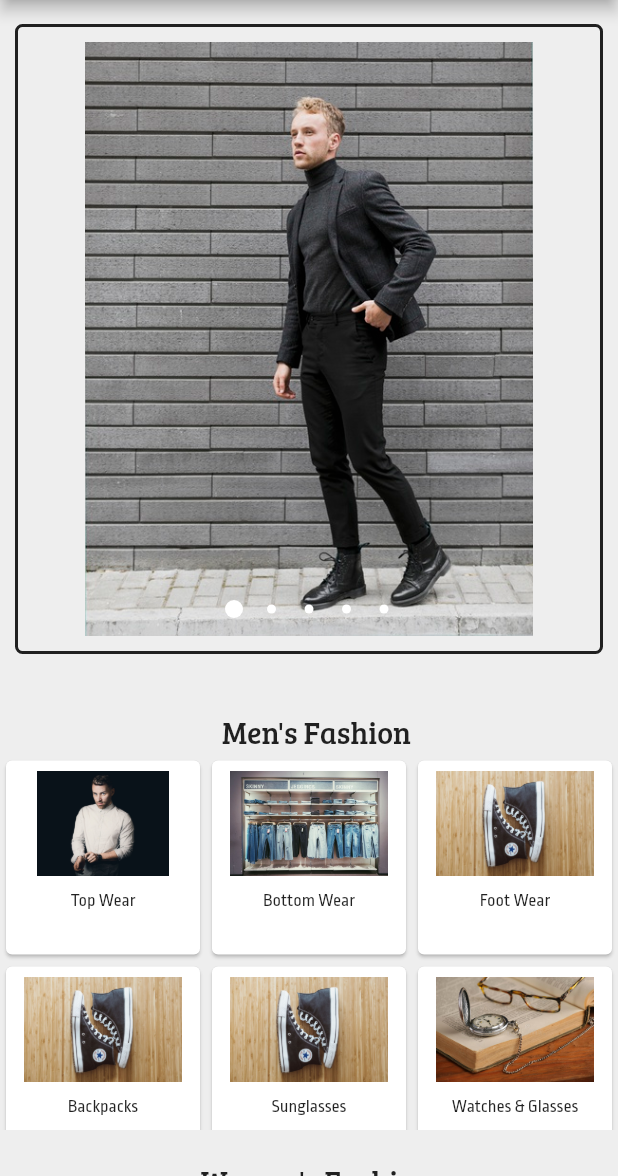
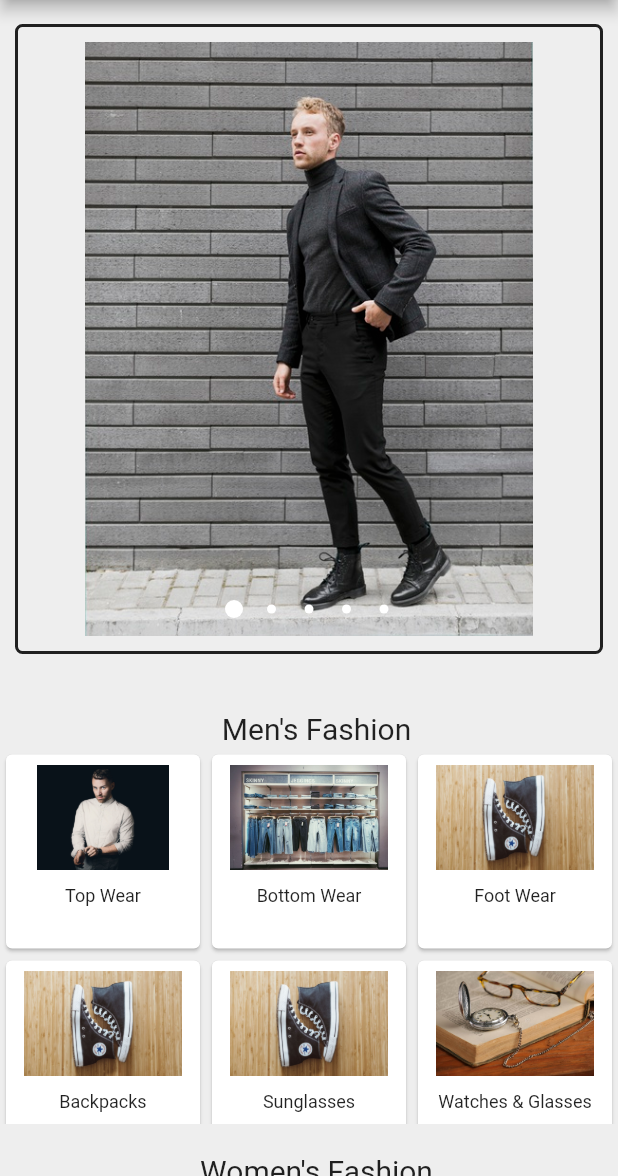
Before and after one commit to nehamdr225/shopping_application_esellglobe, a Flutter app: the HomePageApp screen opened directly, on a phone screen of 412 x 824 dp, the part 60-1236 px from its top. Run offline on Flutter 3.47's test engine with Material 2 defaults, Android fonts, the phone set to English and light mode, and no system bars; drawn by our look-alikes of carousel_pro; our stand-ins replace flutter_secure_storage, smooth_star_rating; missing offline and left inert: flutter_statusbarcolor; accounts and stored records are empty; Roboto replaces fonts that are missing (Montserrat).

```diff
--- a/lib/main.dart
+++ b/lib/main.dart
@@ -1,3 +1,4 @@
+import 'package:esell/pages/Home.dart';
 import 'package:esell/pages/OrdertrackPage.dart';
 import 'package:flutter/material.dart';
 import 'package:flutter/services.dart';
@@ -36,7 +37,7 @@ class EsellApp extends StatelessWidget {
     return MaterialApp(
       debugShowCheckedModeBanner: false,
       theme: theme.getTheme(),
-      home: token != null ? OrdetrackPage() : OrdetrackPage(),
+      home: token != null ? OrdetrackPage() : HomePageApp (),
     );
   }
 }
--- a/lib/pages/Home.dart
+++ b/lib/pages/Home.dart
@@ -2,6 +2,7 @@ import 'package:esell/pages/SearchPage.dart';
 import 'package:esell/state/state.dart';
 import 'package:esell/widget/atoms/FancyText.dart';
 import 'package:esell/widget/atoms/loginOptions.dart';
+import 'package:esell/widget/molecules/GridList.dart';
 import 'package:flutter/material.dart';
 import 'package:flutter_statusbarcolor/flutter_statusbarcolor.dart';
 import 'package:esell/widget/molecules/Carousel.dart';
@@ -11,7 +12,6 @@ import 'package:esell/pages/Cart.dart';
 import 'package:esell/pages/Wishlist.dart';
 import 'package:provider/provider.dart';
 import 'package:esell/pages/Drawer.dart';
-import 'package:esell/widget/molecules/HorizontalList.dart';
 
 class HomePageApp extends StatelessWidget {
   const HomePageApp({Key key, this.searchBar, this.searchController, this.title});
@@ -98,13 +98,14 @@ class HomePageApp extends StatelessWidget {
               padding: EdgeInsets.fromLTRB(10.0, 8.0, 0.0, 2.0),
               child: FancyText(
                 text: "Men's Fashion",
-                fontfamily: 'Bree',
+                fontfamily: 'Montserrat',
                 size: 20.0,
                 color: textColor,
               ),
             ),
             Container(
-              child: GridList(listViews: MEN),
+              height: 250.0,
+              child: GridList(listViews: MEN, crossAxisCount: 3,),
             ),
             Padding(
                padding: EdgeInsets.all(10.0),
@@ -113,13 +114,14 @@ class HomePageApp extends StatelessWidget {
               padding: EdgeInsets.fromLTRB(10.0, 0.0, 0.0, 2.0),
               child: FancyText(
                 text: "Women's Fashion",
-                fontfamily: 'Bree',
+                fontfamily: 'Montserrat',
                 size: 20.0,
                 color: textColor,
               ),
             ),
             Container(
-              child: GridList(listViews: WOMEN),
+              height: 250.0,
+              child: GridList(listViews: WOMEN, crossAxisCount: 3,),
             ),
           ],
         ),
--- a/lib/state/src/theme.dart
+++ b/lib/state/src/theme.dart
@@ -17,14 +17,12 @@ class FTheme with ChangeNotifier {
     fontFamily: 'Montserrat',
     textSelectionColor: Colors.black38,
     textTheme: TextTheme(
-        headline: TextStyle(fontSize: 24.0, color: Colors.black38),
-        title: TextStyle(fontSize: 18.0, color: Colors.black87),
-        body1: TextStyle(fontSize: 12.0),
-        body2: TextStyle(
-          fontSize: 18.0,
-          color: Colors.blueAccent[200],
-        ),
-        caption: TextStyle(fontSize: 14.0, color: Colors.black87,),),
+        headline: TextStyle(fontSize: 24.0, color: textColor),
+        title: TextStyle(fontSize: 18.0, color: textColor),
+        body1: TextStyle(fontSize: 12.0, color: textColor),
+        body2: TextStyle(fontSize: 18.0, color: primary),
+        caption: TextStyle(fontSize: 14.0, color: textColor),
+    ),
   );
 
   ThemeData _themeData;
--- a/lib/widget/atoms/Category.dart
+++ b/lib/widget/atoms/Category.dart
@@ -1,5 +1,5 @@
+//import 'package:esell/state/src/theme.dart';
 import 'package:flutter/material.dart';
-
 class Category extends StatelessWidget {
   final String src;
   final caption;
@@ -30,7 +30,7 @@ class Category extends StatelessWidget {
                     child: Text(
                       caption,
                       textAlign: TextAlign.center,
-                      style: TextStyle(fontFamily: 'Ropa Sans', fontSize: 12.0),
+                      style: Theme.of(context).textTheme.body1,
                     ),
                   ),
                 ),
--- a/lib/widget/atoms/FancyText.dart
+++ b/lib/widget/atoms/FancyText.dart
@@ -12,7 +12,7 @@ class FancyText extends StatelessWidget {
   FancyText(
       {this.text,
       this.color,
-      this.fontfamily,
+      this.fontfamily: 'Montserrat',
       this.size,
       this.onTap,
       this.decoration,
--- a/lib/widget/molecules/AppBar.dart
+++ b/lib/widget/molecules/AppBar.dart
@@ -26,6 +26,7 @@ class FAppBar extends StatelessWidget {
       appBar: PreferredSize(
         preferredSize: Size.fromHeight(50.0),
         child: AppBar(
+          iconTheme: IconThemeData(color: icontheme3),
           backgroundColor: primary,
           title: searchBar != null
           ? TextField(
--- /dev/null
+++ b/lib/widget/molecules/GridList.dart
@@ -0,0 +1,37 @@
+import 'package:esell/pages/CategoryPage.dart';
+import 'package:esell/widget/atoms/Category.dart';
+import 'package:flutter/material.dart';
+
+class GridList extends StatelessWidget {
+  GridList({this.listViews, this.crossAxisCount});
+  final listViews;
+  final crossAxisCount;
+  @override
+  Widget build(BuildContext context) {
+    return Container(
+      //height: 50.0,
+      //width: 200.0,
+      child: GridView.builder(
+          itemCount: listViews.length,
+          gridDelegate: new SliverGridDelegateWithFixedCrossAxisCount(
+              crossAxisCount: crossAxisCount),
+          itemBuilder: (BuildContext context, int index) {
+            return Card(
+            child: Category(
+              name: listViews[index]['name'],
+              caption: listViews[index]['cap'],
+              src: listViews[index]['src'],
+              onTap: () {
+                Navigator.of(context).push(
+                  MaterialPageRoute(
+                    builder: (context) =>
+                        CategoryPage(text: listViews[index]['name']),
+                  ),
+                );
+              },
+            ),
+          );
+          }),
+    );
+  }
+}
--- a/lib/widget/molecules/HorizontalList.dart
+++ b/lib/widget/molecules/HorizontalList.dart
@@ -58,36 +58,3 @@ class Specialoffers extends StatelessWidget {
     );
   }
 }
-
-class GridList extends StatelessWidget {
-  GridList({this.listViews});
-  final listViews;
-  @override
-  Widget build(BuildContext context) {
-    return Container(
-      height: 250.0,
-      width: 200.0,
-      child: GridView.builder(
-          itemCount: listViews.length,
-          gridDelegate: new SliverGridDelegateWithFixedCrossAxisCount(
-              crossAxisCount: 3),
-          itemBuilder: (BuildContext context, int index) {
-            return Card(
-            child: Category(
-              name: listViews[index]['name'],
-              caption: listViews[index]['cap'],
-              src: listViews[index]['src'],
-              onTap: () {
-                Navigator.of(context).push(
-                  MaterialPageRoute(
-                    builder: (context) =>
-                        CategoryPage(text: listViews[index]['name']),
-                  ),
-                );
-              },
-            ),
-          );
-          }),
-    );
-  }
-}
```
Also changed, not shown: lib/pages/CategoryPage.dart (+16 -80 lines), lib/pages/OrdertrackPage.dart (+49 -42 lines), lib/widget/atoms/InfoNavBar.dart (added, +46 -0 lines), lib/widget/atoms/SubMainCards.dart (added, +60 -0 lines), lib/widget/molecules/CardView.dart (added, +31 -0 lines), 1 other file.
